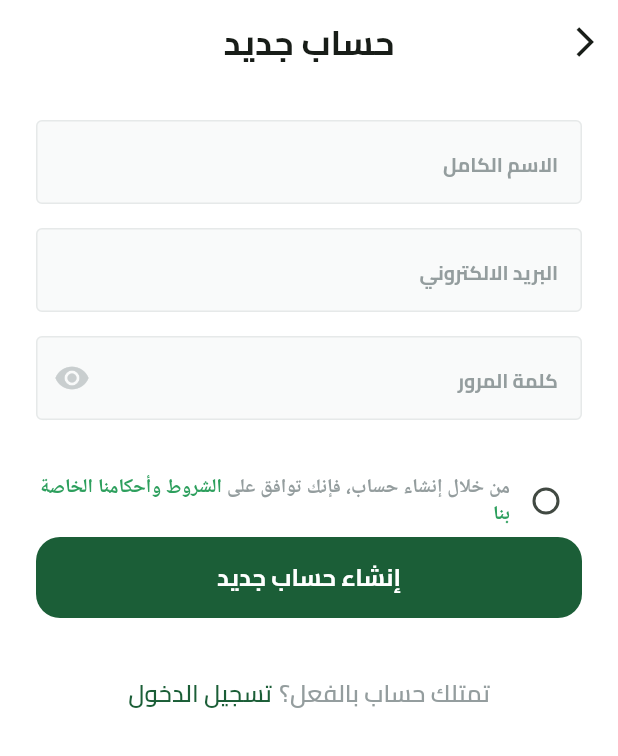
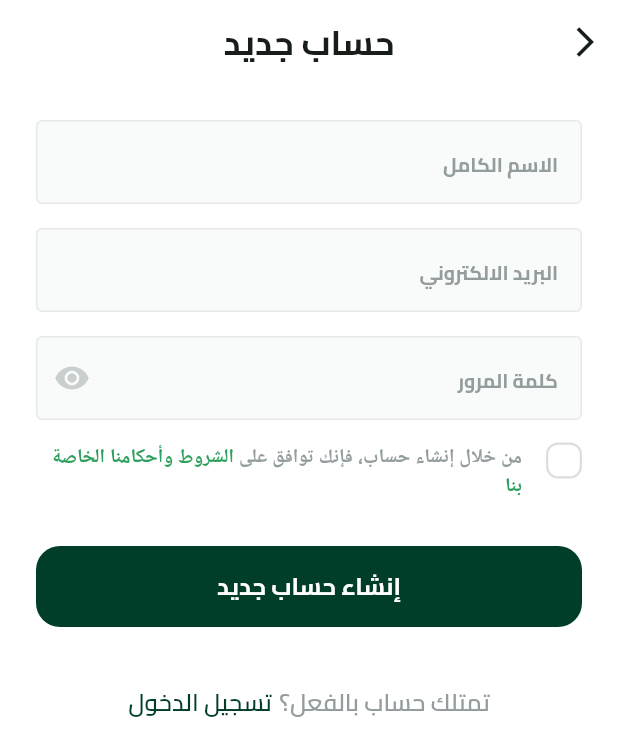
Before and after one commit to samir-227/Pure_Harvest_e_commerce, a Flutter app: the SignUpView screen opened by its route, on a phone screen of 412 x 824 dp. Shown: the top 756 px of the screen. Run offline on Flutter 3.47's test engine with Material 3 defaults, Android fonts, the phone set to English and light mode, and no system bars; our stand-ins replace device_preview, dots_indicator, firebase_core, flutter_svg, shared_preferences; accounts and stored records are empty.

Commit message:
sign up ui done

```diff
--- a/lib/core/utlis/app_colors.dart
+++ b/lib/core/utlis/app_colors.dart
@@ -1,6 +1,8 @@
 import 'package:flutter/material.dart';
 
 class AppColors {
-  static const Color primaryColor = Color(0xFF1B5E37);
+  static const Color primaryColor = Color(0xFF003E29);
   static const Color lightPrimaryColor = Color(0xFF2D9F5D);
+  static const Color secondaryColor = Color(0xFFF4A91F);
+  static const Color lightSecondaryColor = Color(0xFFF8C76D);
 }
--- a/lib/core/utlis/app_images.dart
+++ b/lib/core/utlis/app_images.dart
@@ -1,20 +1,23 @@
-// ignore_for_file: prefer_single_quotes
 class AppImages {
   AppImages._();
 
   static const String imagesApple = "assets/images/apple.svg";
 
+  static const String imagesCheck = "assets/images/Check.svg";
+
   static const String imagesFacebook = "assets/images/facebook.svg";
 
   static const String imagesGoogle = "assets/images/google.svg";
 
-  static const String imagesItem1BackgroundImage = "assets/images/item-1-background-image.svg";
+  static const String imagesItem1BackgroundImage =
+      "assets/images/item-1-background-image.svg";
 
   static const String imagesItem1Image = "assets/images/item-1-image.svg";
 
   static const String imagesItem2Image = "assets/images/item-2-image.svg";
 
-  static const String imagesPageViewItem2BackgroundImage = "assets/images/page_view_item2_background_image.svg";
+  static const String imagesPageViewItem2BackgroundImage =
+      "assets/images/page_view_item2_background_image.svg";
 
   static const String imagesPlant = "assets/images/Plant.svg";
 
--- /dev/null
+++ b/lib/features/auth/presentation/views/widget/custom_check_box.dart
@@ -0,0 +1,43 @@
+import 'package:flutter/material.dart';
+import 'package:flutter/services.dart';
+import 'package:flutter_svg/svg.dart';
+import 'package:fruits_hub/core/utlis/app_colors.dart';
+import 'package:fruits_hub/core/utlis/app_images.dart';
+
+class CustomCheckBox extends StatelessWidget {
+  const CustomCheckBox(
+      {super.key, required this.isChecked, required this.onChanged});
+  final bool isChecked;
+  final ValueChanged<bool> onChanged;
+
+  @override
+  Widget build(BuildContext context) {
+    return GestureDetector(
+      onTap: () {
+        onChanged(!isChecked);
+      },
+      child: AnimatedContainer(
+        width: 24,
+        height: 24,
+        decoration: ShapeDecoration(
+          color: isChecked ? AppColors.primaryColor : Colors.white,
+          shape: RoundedRectangleBorder(
+            side: BorderSide(
+                width: 1.50,
+                color: isChecked ? Colors.transparent : Color(0xFFDCDEDE)),
+            borderRadius: BorderRadius.circular(8),
+          ),
+        ),
+        duration: const Duration(milliseconds: 50),
+        child: isChecked
+            ? Padding(
+                padding: const EdgeInsets.all(2),
+                child: SvgPicture.asset(
+                  AppImages.imagesCheck,
+                ),
+              )
+            : SizedBox(),
+      ),
+    );
+  }
+}
--- a/lib/features/auth/presentation/views/widget/dont_have_account_widget.dart
+++ b/lib/features/auth/presentation/views/widget/dont_have_account_widget.dart
@@ -23,7 +23,7 @@ class DontHaveAccountWidget extends StatelessWidget {
         ),
         TextButton(
           onPressed: () {
-            Navigator.pushReplacementNamed(context, SignUpView.routeName);
+            Navigator.pushNamed(context, SignUpView.routeName);
           },
           style: ButtonStyle(
             padding: MaterialStateProperty.all(const EdgeInsets.only(right: 5)),
--- a/lib/features/auth/presentation/views/widget/i_have_account_widget.dart
+++ b/lib/features/auth/presentation/views/widget/i_have_account_widget.dart
@@ -19,7 +19,9 @@ class IHaveAccountWidget extends StatelessWidget {
           ),
         ),
         TextButton(
-          onPressed: () {},
+          onPressed: () {
+            Navigator.pop(context);
+          },
           style: ButtonStyle(
             padding: MaterialStateProperty.all(const EdgeInsets.only(right: 5)),
           ),
--- a/lib/features/auth/presentation/views/widget/sign_up_body.dart
+++ b/lib/features/auth/presentation/views/widget/sign_up_body.dart
@@ -3,7 +3,7 @@ import 'package:fruits_hub/constants.dart';
 import 'package:fruits_hub/core/widgets/custom_button.dart';
 import 'package:fruits_hub/core/widgets/custom_text_form_field.dart';
 import 'package:fruits_hub/features/auth/presentation/views/widget/i_have_account_widget.dart';
-import 'package:fruits_hub/features/auth/presentation/views/widget/term_and_condition_widger.dart';
+import 'package:fruits_hub/features/auth/presentation/views/widget/term_and_condition_widget.dart';
 import 'package:fruits_hub/generated/l10n.dart';
 
 class SignUpBody extends StatelessWidget {
@@ -43,9 +43,12 @@ class SignUpBody extends StatelessWidget {
               ),
             ),
             const SizedBox(
+              height: 16,
+            ),
+            TermsAndConditionWidget(),
+            const SizedBox(
               height: 30,
             ),
-            TermsAndConditionsWidget(),
             CustomButton(text: S.of(context).createNewAccount),
             const SizedBox(
               height: 26,
--- a/lib/features/auth/presentation/views/widget/term_and_condition_widger.dart
+++ /dev/null
@@ -1,68 +0,0 @@
-import 'package:flutter/material.dart';
-import 'package:fruits_hub/core/utlis/app_colors.dart';
-import 'package:fruits_hub/core/utlis/app_text_style.dart';
-
-class TermsAndConditionsWidget extends StatefulWidget {
-  @override
-  _TermsAndConditionsWidgetState createState() =>
-      _TermsAndConditionsWidgetState();
-}
-
-class _TermsAndConditionsWidgetState extends State<TermsAndConditionsWidget> {
-  bool isChecked = false;
-
-  @override
-  Widget build(BuildContext context) {
-    return Row(
-      mainAxisAlignment: MainAxisAlignment.start,
-      children: [
-        Checkbox(
-          value: isChecked,
-          activeColor: Colors.green,
-          shape: const CircleBorder(),
-          onChanged: (bool? value) {
-            setState(() {
-              isChecked = value ?? false;
-            });
-          },
-        ),
-        // Text(
-        //   'من خلال إنشاء حساب، فإنك توافق على ',
-        //   style: TextStyles.semiBold13.copyWith(
-        //     color: const Color(0xFF949D9E),
-        //   ),
-        // ),
-        // Text(
-        //   'الشروط وأحكامنا الخاصة بنا\n',
-        //   style: TextStyles.semiBold13.copyWith(
-        //     color: AppColors.lightPrimaryColor,
-        //   ),
-        // ),
-        Expanded(
-          child: RichText(
-            text: TextSpan(
-              text: 'من خلال إنشاء حساب، فإنك توافق على ',
-              style: TextStyles.semiBold13.copyWith(
-                color: Color(0xFF949D9E),
-              ),
-              children: [
-                TextSpan(
-                  text: 'الشروط ',
-                  style: TextStyles.semiBold13.copyWith(
-                    color: AppColors.lightPrimaryColor,
-                  ),
-                ),
-                TextSpan(
-                  text: 'وأحكامنا الخاصة بنا',
-                  style: TextStyles.semiBold13.copyWith(
-                    color: AppColors.lightPrimaryColor,
-                  ),
-                ),
-              ],
-            ),
-          ),
-        ),
-      ],
-    );
-  }
-}
--- /dev/null
+++ b/lib/features/auth/presentation/views/widget/term_and_condition_widget.dart
@@ -0,0 +1,58 @@
+import 'package:flutter/cupertino.dart';
+import 'package:flutter/material.dart';
+import 'package:flutter/widgets.dart';
+import 'package:fruits_hub/core/utlis/app_colors.dart';
+import 'package:fruits_hub/core/utlis/app_text_style.dart';
+import 'package:fruits_hub/features/auth/presentation/views/widget/custom_check_box.dart';
+
+class TermsAndConditionWidget extends StatefulWidget {
+  const TermsAndConditionWidget({super.key});
+
+  @override
+  State<TermsAndConditionWidget> createState() =>
+      _TermsAndConditionWidgetState();
+}
+
+bool isTermsAccepted = false;
+
+class _TermsAndConditionWidgetState extends State<TermsAndConditionWidget> {
+  @override
+  Widget build(BuildContext context) {
+    return Row(
+      children: [
+        Transform.translate(
+          offset: const Offset(0, -8),
+          child: CustomCheckBox(
+            onChanged: (value) {
+              setState(() {
+                isTermsAccepted = value;
+              });
+            },
+            isChecked: isTermsAccepted,
+          ),
+        ),
+        const SizedBox(
+          width: 16,
+        ),
+        Expanded(
+          child: Text.rich(
+            TextSpan(
+              text: 'من خلال إنشاء حساب، فإنك توافق على ',
+              style: TextStyles.semiBold13.copyWith(
+                color: const Color(0xFF949D9E),
+              ),
+              children: const [
+                TextSpan(
+                  text: 'الشروط وأحكامنا الخاصة بنا',
+                  style: TextStyle(
+                    color: AppColors.lightPrimaryColor,
+                  ),
+                ),
+              ],
+            ),
+          ),
+        ),
+      ],
+    );
+  }
+}
```
Also changed, not shown: assets/images/Check.svg (added).
